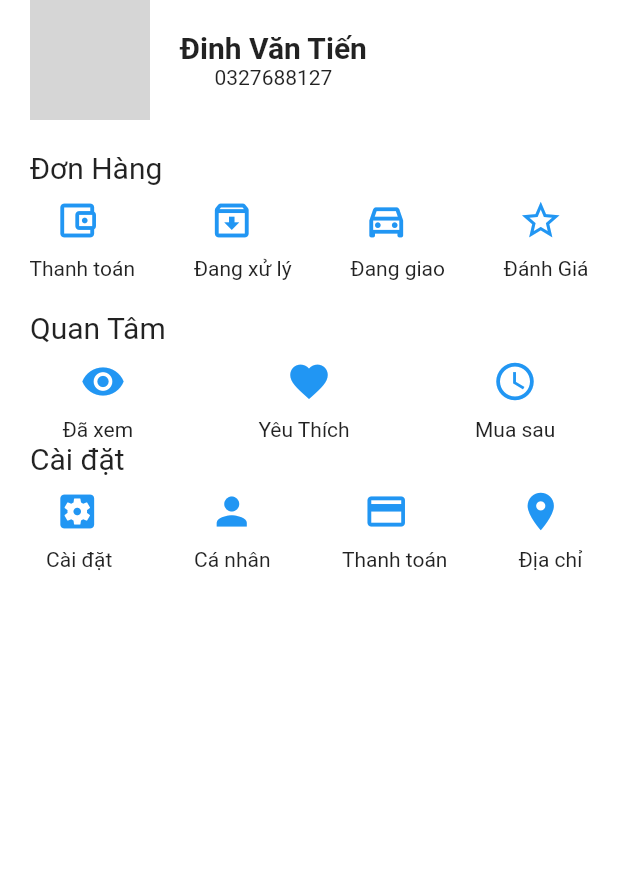
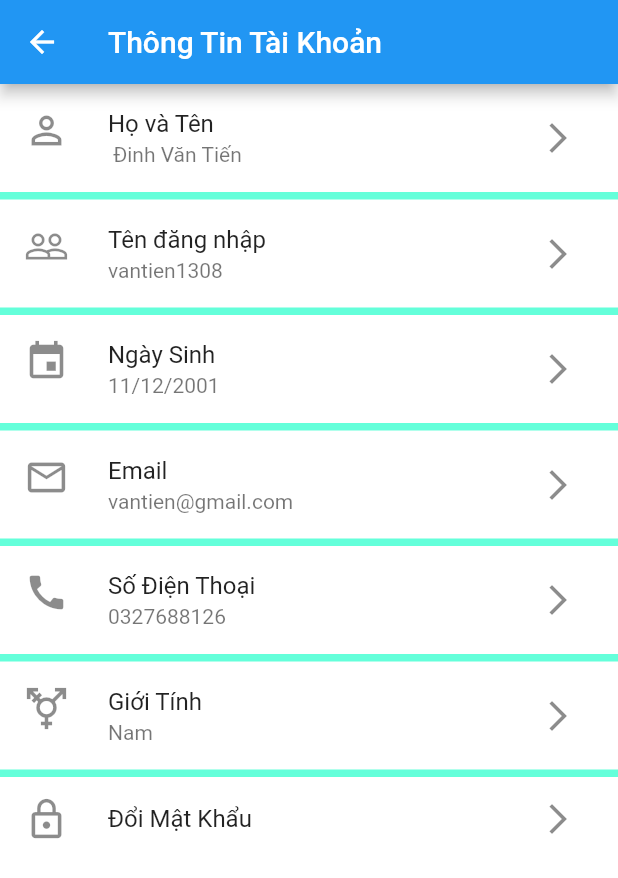
Before and after one commit to tien-it/LTDD, a Flutter app: the screen it shows after launch, after a tap on the "person" icon, on a phone screen of 412 x 824 dp. Shown: the top 878 px of the screen. Run offline on Flutter 3.47's test engine with Material 2 defaults, Android fonts, the phone set to English and light mode, and no system bars; network calls fail; grey boxes are pictures that could not be loaded.

Commit message:
thong tin ca nhan demo

```diff
--- a/doan/lib/main.dart
+++ b/doan/lib/main.dart
@@ -4,6 +4,14 @@ import 'package:doan/views/SignUp/confirmphonenumber.dart';
 import 'package:doan/views/SignUp/signup.dart';
 import 'package:doan/views/home/home.dart';
 import 'package:doan/views/taikhoan/account_page.dart';
+import 'package:doan/views/taikhoan/canhan/sua_email.dart';
+import 'package:doan/views/taikhoan/canhan/sua_gioitinh.dart';
+import 'package:doan/views/taikhoan/canhan/sua_hovaten.dart';
+import 'package:doan/views/taikhoan/canhan/sua_matkhau.dart';
+import 'package:doan/views/taikhoan/canhan/sua_ngaysinh.dart';
+import 'package:doan/views/taikhoan/canhan/sua_sodienthoai.dart';
+import 'package:doan/views/taikhoan/canhan/sua_tendangnhap.dart';
+import 'package:doan/views/taikhoan/canhan/thongtincanhan.dart';
 import 'package:flutter/material.dart';
 
 void main() {
@@ -22,8 +30,17 @@ class MyApp extends StatelessWidget {
       ),
       initialRoute: '/',
       routes: {
-        //'/': (context) => const homepage(),
+        '/home': (context) => const homepage(),
         '/': (context) => const AccountPage(),
+        '/thong_tin_ca_nhan': (context) => const ThongTinCaNhan(),
+        '/sua_hovaten': (context) => const Sua_HovaTen(),
+        '/sua_email': (context) => const SuaEmail(),
+        '/sua_ngaysinh': (context) => const SuaNgaySinh(),
+        '/sua_sodienthoai': (context) => const SuaSoDienThoai(),
+        '/doigioitinh': (context) => const DoiGioiTinh(),
+        '/doimatkhau': (context) => const DoiMatKhau(),
+        '/suatendangnhap': (context) => const SuaTenDangNhap(),
+
 
       },
       debugShowCheckedModeBanner: false,
--- a/doan/lib/views/taikhoan/account_page.dart
+++ b/doan/lib/views/taikhoan/account_page.dart
@@ -147,6 +147,7 @@ class _AccountPageState extends State<AccountPage> {
 
           ],
         ),
+        const  SizedBox(height: 20),
         Column(
           children: [
             Padding(
@@ -169,7 +170,9 @@ class _AccountPageState extends State<AccountPage> {
                     color: Colors.blue,
                     splashColor: Colors.blue) ,
 
-                IconButton(onPressed: (){},
+                IconButton(onPressed: (){
+                  Navigator.pushNamed(context, '/thong_tin_ca_nhan');
+                },
                     icon: const Icon(Icons.person),
                     iconSize: 30,
                     color: Colors.blue,
--- /dev/null
+++ b/doan/lib/views/taikhoan/canhan/thongtincanhan.dart
@@ -0,0 +1,94 @@
+import 'package:flutter/material.dart';
+class ThongTinCaNhan extends StatefulWidget {
+  const ThongTinCaNhan({Key? key}) : super(key: key);
+
+  @override
+  _ThongTinCaNhanState createState() => _ThongTinCaNhanState();
+}
+
+class _ThongTinCaNhanState extends State<ThongTinCaNhan> {
+  @override
+  Widget build(BuildContext context) {
+    return Scaffold(
+      backgroundColor: Colors.white,
+      appBar: AppBar(
+        title:const Text("Thông Tin Tài Khoản "),
+      ),
+      body: getbody(context),
+    );
+  }
+}
+
+getbody(BuildContext context) {
+  return ListView(
+    children: [
+
+      ListTile(
+        leading: const Icon(Icons.person_outline, size: 30,),
+        title: const Text('Họ và Tên'),
+        subtitle: Text(" Đinh Văn Tiến"),
+        trailing: IconButton( icon: Icon(Icons.arrow_forward_ios_outlined ),
+          onPressed: (){
+            Navigator.pushNamed(context, '/sua_hovaten');
+          },),
+      ),
+      Container(height: 5 , color: Colors.tealAccent,),
+      ListTile(
+        leading: const  Icon(Icons.people_outline, size: 30),
+        title: const Text('Tên đăng nhập'),
+        subtitle: Text("vantien1308"),
+        trailing: IconButton( icon: const Icon(Icons.arrow_forward_ios_outlined ),
+          onPressed: (){
+            Navigator.pushNamed(context,'/suatendangnhap');
+          },),
+      ),
+      Container(height: 5 , color: Colors.tealAccent,),
+      ListTile(
+        leading: const Icon(Icons.event, size: 30),
+        title: const Text('Ngày Sinh'),
+        subtitle: Text("11/12/2001"),
+        trailing: IconButton( icon:const Icon(Icons.arrow_forward_ios_outlined ),
+          onPressed: (){
+            Navigator.pushNamed(context,'/sua_ngaysinh');
+          },),
+      ),
+      Container(height: 5 , color: Colors.tealAccent,),
+      ListTile(
+        leading:const Icon(Icons.mail_outline ,size: 30),
+        title: const Text('Email'),
+        subtitle: Text("vantien@gmail.com"),
+        trailing: IconButton( icon: const Icon(Icons.arrow_forward_ios_outlined ),
+          onPressed: (){
+            Navigator.pushNamed(context,'/sua_email');
+          },),
+      ),
+      Container(height: 5 , color: Colors.tealAccent,),
+      ListTile(
+        leading:const Icon(Icons.call, size: 30),
+        title: const Text('Số Điện Thoại'),
+        subtitle: Text("0327688126"),
+        trailing: IconButton( icon:const  Icon(Icons.arrow_forward_ios_outlined ),
+          onPressed: (){
+            Navigator.pushNamed(context,'/sua_sodienthoai');
+          },),
+      ),Container(height: 5 , color: Colors.tealAccent,),
+      ListTile(
+        leading:const Icon(Icons.transgender, size: 30),
+        title:const  Text('Giới Tính'),
+        subtitle: Text("Nam"),
+        trailing: IconButton( icon:const  Icon(Icons.arrow_forward_ios_outlined ),
+          onPressed: (){
+            Navigator.pushNamed(context,'/doigioitinh');
+          },),
+      ),Container(height: 5 , color: Colors.tealAccent,),
+      ListTile(
+        leading:const Icon(Icons.lock_outline, size: 30),
+        title: const Text('Đổi Mật Khẩu'),
+        trailing: IconButton( icon:const Icon(Icons.arrow_forward_ios_outlined ),
+          onPressed: (){
+            Navigator.pushNamed(context,'/doimatkhau');
+          },),
+      ),
+    ],
+  );
+}
```
Also changed, not shown: doan/lib/views/taikhoan/canhan/sua_email.dart (added, +19 -0 lines), doan/lib/views/taikhoan/canhan/sua_gioitinh.dart (added, +19 -0 lines), doan/lib/views/taikhoan/canhan/sua_hovaten.dart (added, +51 -0 lines), doan/lib/views/taikhoan/canhan/sua_matkhau.dart (added, +19 -0 lines), doan/lib/views/taikhoan/canhan/sua_ngaysinh.dart (added, +19 -0 lines), doan/lib/views/taikhoan/canhan/sua_sodienthoai.dart (added, +19 -0 lines), doan/lib/views/taikhoan/canhan/sua_tendangnhap.dart (added, +18 -0 lines).
